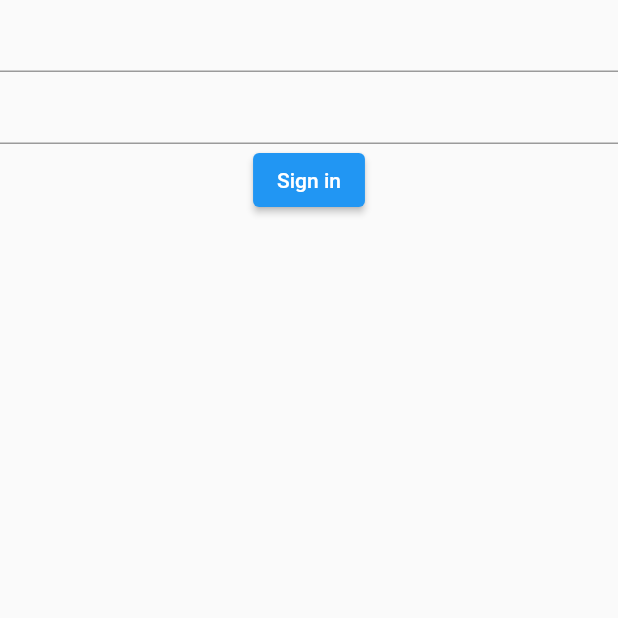
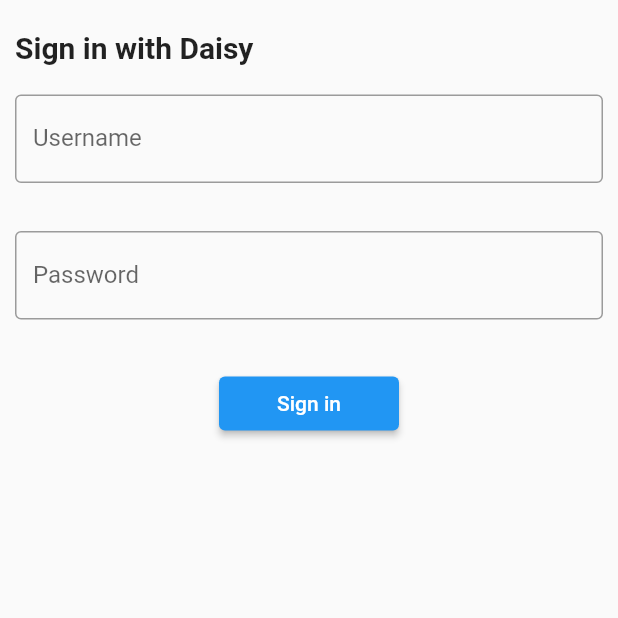
Before and after one commit to niklasenberg/fook, a Flutter app: the screen it shows after launch, on a phone screen of 412 x 824 dp, the top half of it. Run offline on Flutter 3.47's test engine with Material 2 defaults, Android fonts, the phone set to English and light mode, and no system bars; our stand-ins replace firebase_auth, firebase_core; missing offline and left inert: dart:ffi, flutterfire_ui; accounts and stored records are empty.

Commit message:
Update login_page.dart

```diff
--- a/lib/widgets/login_page.dart
+++ b/lib/widgets/login_page.dart
@@ -1,3 +1,5 @@
+import 'dart:ffi';
+
 import 'package:firebase_auth/firebase_auth.dart';
 import 'package:flutter/material.dart';
 import 'home_page.dart';
@@ -25,15 +27,51 @@ class LoginForm extends StatelessWidget {
     return AuthFlowBuilder<EmailFlowController>(
       listener: (oldState, state, controller) {
         if (state is SignedIn) {
-          Navigator.pushReplacement(context, MaterialPageRoute(builder: (context) => const HomePage()));
+          Navigator.pushReplacement(context,
+              MaterialPageRoute(builder: (context) => const HomePage()));
         }
       },
       builder: (context, state, controller, _) {
         if (state is AwaitingEmailAndPassword) {
           return Column(
             children: [
-              TextField(controller: emailCtrl),
-              TextField(controller: passwordCtrl),
+              Container(
+                padding: EdgeInsets.symmetric(horizontal: 10.0, vertical: 20.0),
+                child: const Align(
+                  alignment: Alignment.centerLeft,
+                  child: Text(
+                    'Sign in with Daisy',
+                    textAlign: TextAlign.left,
+                    style:
+                        TextStyle(fontWeight: FontWeight.bold, fontSize: 20.0),
+                  ),
+                ),
+              ),
+              Column(
+                children: [
+                  Container(
+                    padding: EdgeInsets.symmetric(horizontal: 10.0),
+                    child: TextFormField(
+                        decoration: const InputDecoration(
+                          border: OutlineInputBorder(),
+                          labelText: 'Username',
+                        ),
+                        controller: emailCtrl),
+                  ),
+                  const Padding(padding: EdgeInsets.symmetric(vertical: 16.0)),
+                  Container(
+                    padding: EdgeInsets.symmetric(horizontal: 10.0),
+                    child: TextFormField(
+                        obscureText: true,
+                        decoration: const InputDecoration(
+                          border: OutlineInputBorder(),
+                          labelText: 'Password',
+                        ),
+                        controller: passwordCtrl),
+                  ),
+                ],
+              ),
+              Padding(padding: EdgeInsets.symmetric(vertical: 16.0)),
               ElevatedButton(
                 onPressed: () {
                   controller.setEmailAndPassword(
@@ -42,6 +80,9 @@ class LoginForm extends StatelessWidget {
                   );
                 },
                 child: const Text('Sign in'),
+                style: ElevatedButton.styleFrom(
+                  fixedSize: Size(120.0, 30.0),
+                ),
               ),
             ],
           );
@@ -50,7 +91,7 @@ class LoginForm extends StatelessWidget {
         } else if (state is AuthFailed) {
           // FlutterFireUIWidget that shows a human-readable error message.
           return ErrorText(exception: state.exception);
-        } else{
+        } else {
           return const LoginPage();
         }
       },
```
